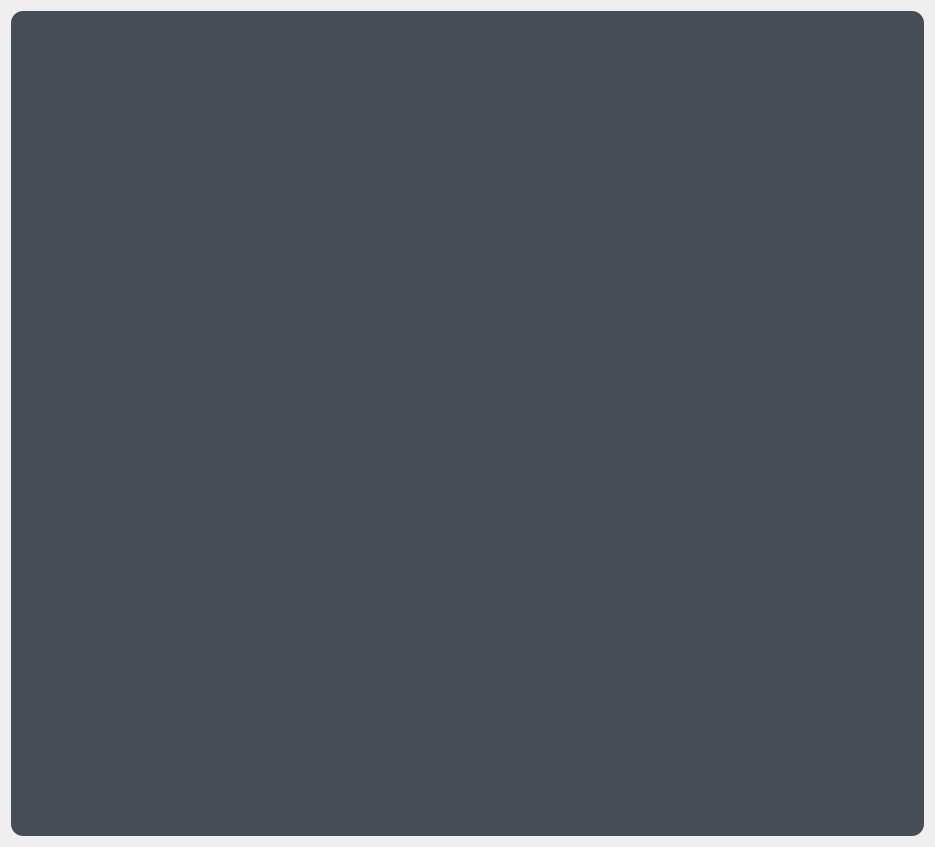
Above: ui/gemini.ui from Xbasan/screen_read before the change. Below: the same form after it.
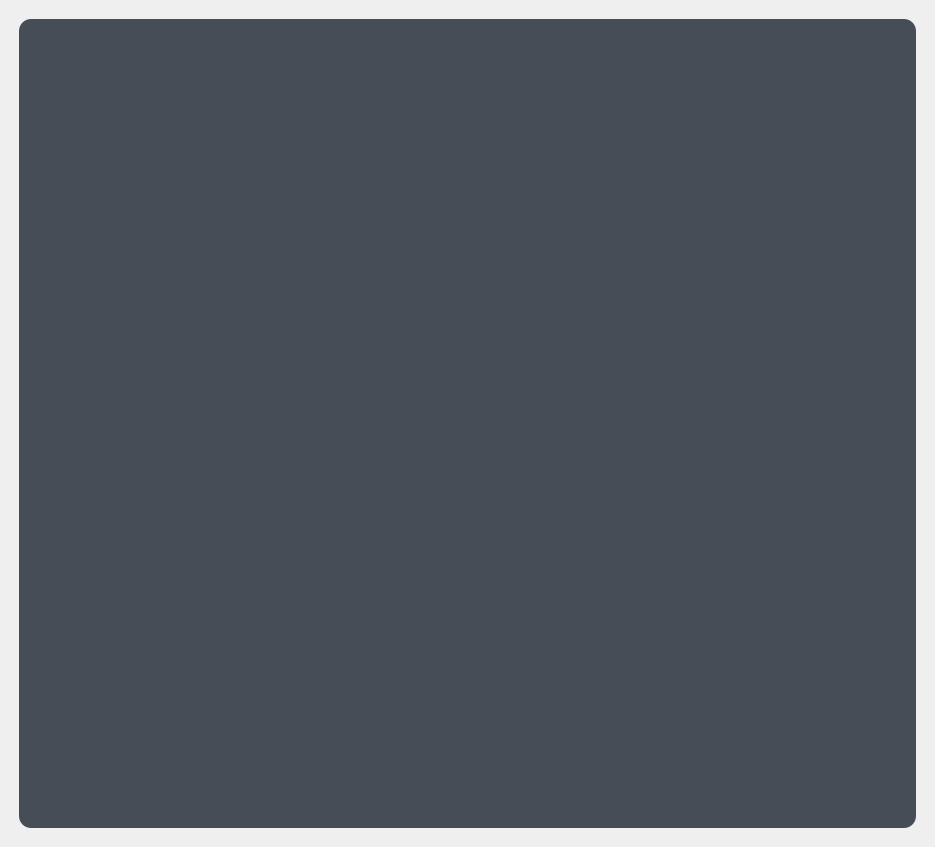
That is the form after the change.

Diff of the .ui file:
```diff
--- a/ui/gemini.ui
+++ b/ui/gemini.ui
@@ -10,18 +10,25 @@
     <height>847</height>
    </rect>
   </property>
+  <property name="font">
+   <font>
+    <family>Noto Naskh Arabic</family>
+    <pointsize>12</pointsize>
+   </font>
+  </property>
   <property name="windowTitle">
    <string>Form</string>
   </property>
   <property name="styleSheet">
    <string notr="true">margin:20pt;</string>
   </property>
-  <layout class="QGridLayout" name="gridLayout">
-   <item row="0" column="0">
+  <layout class="QVBoxLayout" name="verticalLayout">
+   <item>
     <widget class="QTextEdit" name="textEdit">
      <property name="font">
       <font>
        <pointsize>12</pointsize>
+       <italic>true</italic>
       </font>
      </property>
      <property name="mouseTracking">
@@ -29,7 +36,8 @@
      </property>
      <property name="styleSheet">
       <string notr="true">background-color:rgb(70, 77, 86);
-padding:10px;
+padding:8px;
+margin: 8px;
 border-radius: 12%;</string>
      </property>
      <property name="undoRedoEnabled">
@@ -45,8 +53,8 @@
 hr { height: 1px; border-width: 0; }
 li.unchecked::marker { content: &quot;\2610&quot;; }
 li.checked::marker { content: &quot;\2612&quot;; }
-&lt;/style&gt;&lt;/head&gt;&lt;body style=&quot; font-family:'Noto Sans'; font-size:12pt; font-weight:400; font-style:normal;&quot;&gt;
-&lt;p align=&quot;justify&quot; style=&quot;-qt-paragraph-type:empty; margin-top:0px; margin-bottom:0px; margin-left:0px; margin-right:0px; -qt-block-indent:0; text-indent:0px;&quot;&gt;&lt;br /&gt;&lt;/p&gt;&lt;/body&gt;&lt;/html&gt;</string>
+&lt;/style&gt;&lt;/head&gt;&lt;body style=&quot; font-family:'Noto Sans'; font-size:12pt; font-weight:400; font-style:italic;&quot;&gt;
+&lt;p align=&quot;justify&quot; style=&quot;-qt-paragraph-type:empty; margin-top:0px; margin-bottom:0px; margin-left:0px; margin-right:0px; -qt-block-indent:0; text-indent:0px; font-style:normal;&quot;&gt;&lt;br /&gt;&lt;/p&gt;&lt;/body&gt;&lt;/html&gt;</string>
      </property>
     </widget>
    </item>
```
